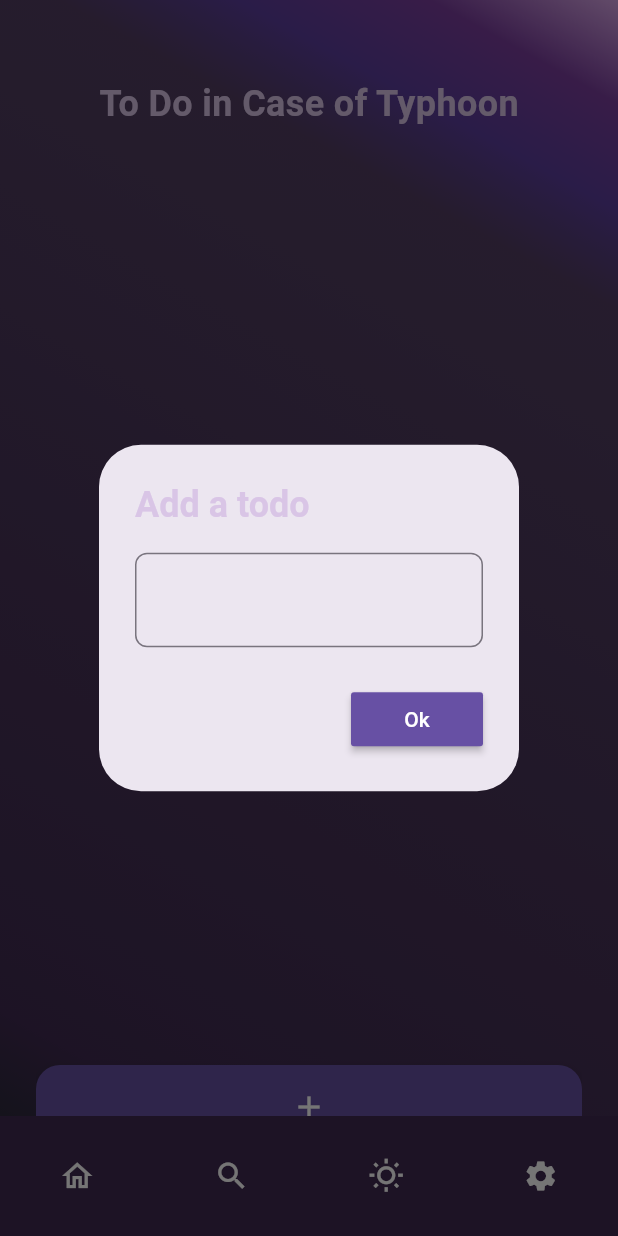
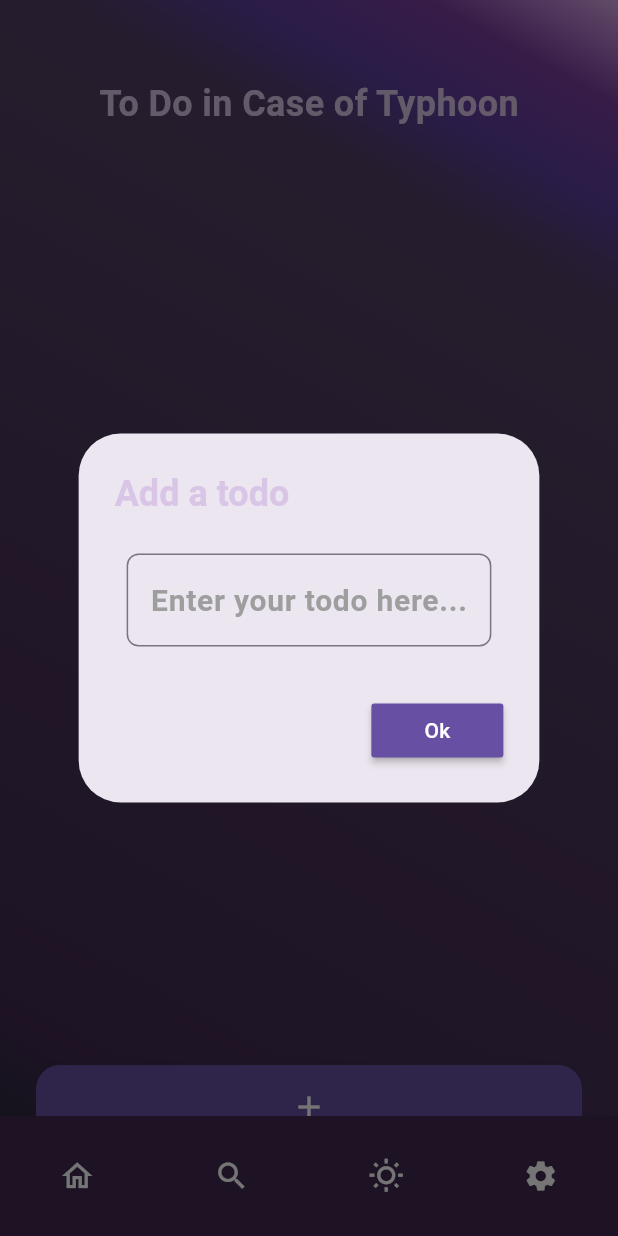
Before and after one commit to MattU27/NimbusNotes, a Flutter app: the screen it shows after launch, item 4 of the bottom bar chosen, after a tap on the "add" icon, on a phone screen of 412 x 824 dp. Run offline on Flutter 3.47's test engine with Material 3 defaults, Android fonts, the phone set to English and light mode, and no system bars; our stand-ins replace cloud_firestore, dio, firebase_core, flutter_riverpod, geolocator, jiffy; accounts and stored records are empty; network calls fail.

Commit message:
Change the TodoScreen to be more readable

```diff
--- a/lib/screens/Todo_screen.dart
+++ b/lib/screens/Todo_screen.dart
@@ -44,6 +44,7 @@ class _TodoScreenState extends State<TodoScreen> {
         FloatingActionButton(
           onPressed: _displayTextInputDialog,
           backgroundColor: Theme.of(context).colorScheme.primary,
+          elevation: 8.0, // Increased elevation for better visibility
           child: const Icon(
             Icons.add,
             color: Colors.white,
@@ -68,7 +69,7 @@ class _TodoScreenState extends State<TodoScreen> {
           return const Center(
             child: Text(
               "Add a todo!",
-            style: TextStyles.h1, // Use the same style as the title
+              style: TextStyles.h1,
               textAlign: TextAlign.center,
             ),
           );
@@ -80,12 +81,20 @@ class _TodoScreenState extends State<TodoScreen> {
             String todoId = snapshot.data!.docs[index].id; // Get the document ID
             return Padding(
               padding: const EdgeInsets.symmetric(vertical: 10, horizontal: 10),
+              child: Card( // Use Card for better styling
+                shape: RoundedRectangleBorder(
+                  borderRadius: BorderRadius.circular(12.0),
+                ),
+                elevation: 4.0, // Add shadow to the card
                 child: ListTile(
-              tileColor: Theme.of(context).colorScheme.primaryContainer,
-              title: Text(todo.task, style: TextStyles.h2),
+                  tileColor: Colors.grey[200], // Change the tile color to a lighter grey
+                  title: Text(
+                    todo.task,
+                    style: TextStyles.h2.copyWith(color: Colors.black), // Ensure title is black for readability
+                  ),
                   subtitle: Text(
                     DateFormat("dd-MM-yyyy h:mm a").format(todo.updatedOn.toDate()),
-                style: TextStyle(color: Colors.grey[600]),
+                    style: TextStyle(color: Colors.black54), // Use a darker color for subtitle
                   ),
                   trailing: Checkbox(
                     value: todo.isDone,
@@ -101,6 +110,7 @@ class _TodoScreenState extends State<TodoScreen> {
                     _databaseService.deleteTodo(todoId);
                   },
                 ),
+              ),
             );
           },
         );
@@ -115,16 +125,23 @@ class _TodoScreenState extends State<TodoScreen> {
         return AlertDialog(
           title: const Text(
             'Add a todo',
-          style: TextStyles.h1, // Use the same style as the title
+            style: TextStyles.h1,
           ),
-        content: TextField(
+          content: Container(
+            padding: const EdgeInsets.all(8.0), // Add padding to the content
+            child: TextField(
               controller: _textEditingController,
               decoration: InputDecoration(
-            hintText: "",
-            hintStyle: TextStyles.h2.copyWith(color: Colors.grey), // Match hint text style
+                hintText: "Enter your todo here...",
+                hintStyle: TextStyles.h2.copyWith(color: Colors.grey),
                 border: OutlineInputBorder(
                   borderRadius: BorderRadius.circular(8.0),
                   borderSide: BorderSide(color: Theme.of(context).colorScheme.primary),
+                ),
+                focusedBorder: OutlineInputBorder(
+                  borderRadius: BorderRadius.circular(8.0),
+                  borderSide: BorderSide(color: Theme.of(context).colorScheme.primary),
+                ),
               ),
             ),
           ),
```
Lines whose indentation alone changed are shown as unchanged.
